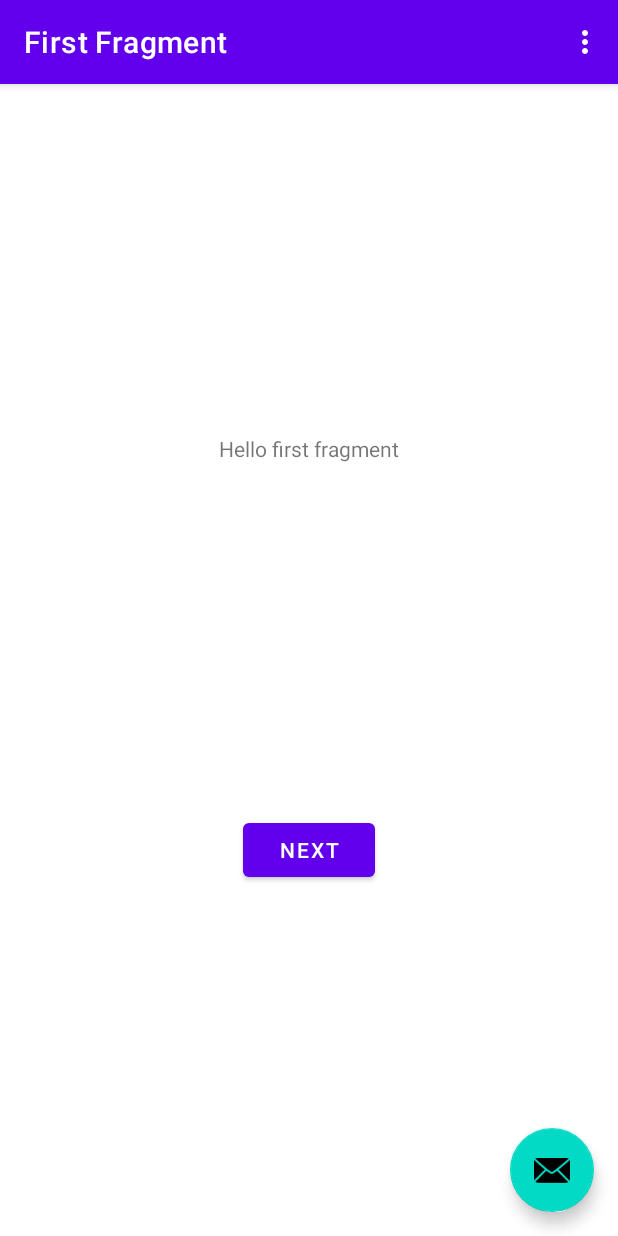
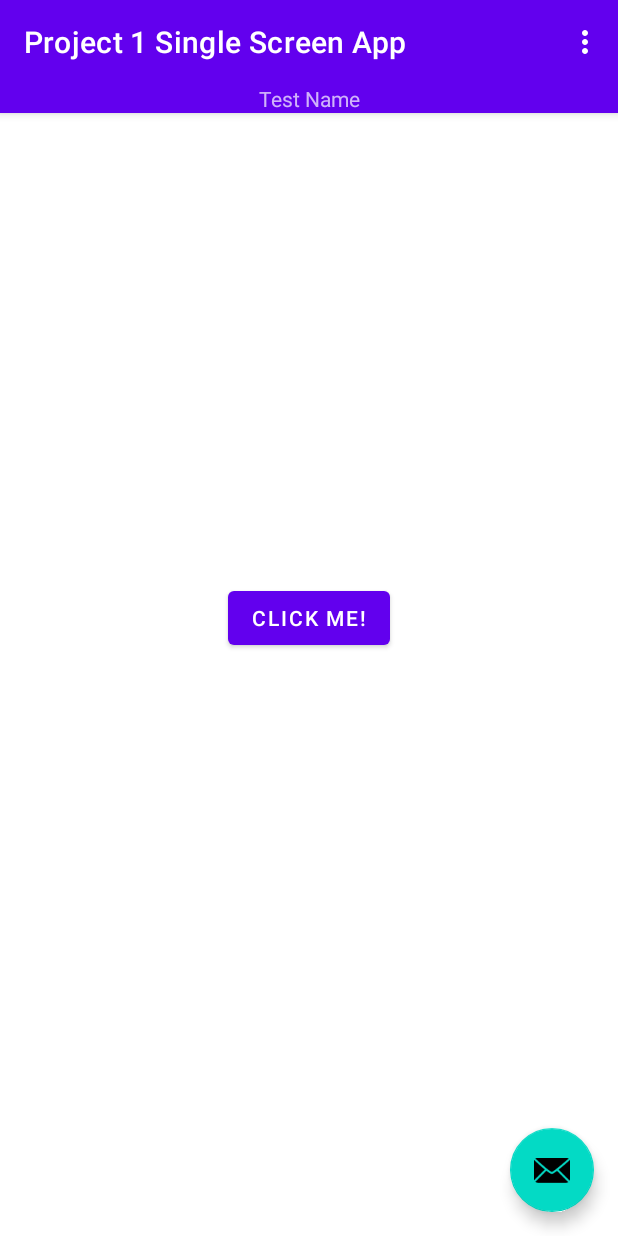
Before and after one commit to Jeli04/Project-1--Build-a-Single-Screen-App, an Android app: the screen it shows after launch (MainActivity), on a phone screen of 412 x 824 dp. Run offline under Robolectric (Android 15) with nearby library versions, the phone set to English and light mode, and no system bars; our stand-ins replace navigation-ui; 3 statements that could not run were skipped.

Commit message:
Second Test Commit

```diff
--- a/app/src/main/res/layout/activity_main.xml
+++ b/app/src/main/res/layout/activity_main.xml
@@ -7,6 +7,7 @@
     tools:context=".MainActivity">
 
     <com.google.android.material.appbar.AppBarLayout
+        android:id="@+id/appBarLayout2"
         android:layout_width="match_parent"
         android:layout_height="wrap_content"
         android:theme="@style/Theme.Project1SingleScreenApp.AppBarOverlay">
@@ -14,13 +15,18 @@
         <androidx.appcompat.widget.Toolbar
             android:id="@+id/toolbar"
             android:layout_width="match_parent"
-            android:layout_height="?attr/actionBarSize"
+            android:layout_height="match_parent"
             android:background="?attr/colorPrimary"
             app:popupTheme="@style/Theme.Project1SingleScreenApp.PopupOverlay" />
 
+        <TextView
+            android:id="@+id/textView2"
+            android:layout_width="match_parent"
+            android:layout_height="match_parent"
+            android:gravity="center"
+            android:text="Test Name" />
+
     </com.google.android.material.appbar.AppBarLayout>
-
-    <include layout="@layout/content_main" />
 
     <com.google.android.material.floatingactionbutton.FloatingActionButton
         android:id="@+id/fab"
@@ -30,4 +36,11 @@
         android:layout_margin="@dimen/fab_margin"
         app:srcCompat="@android:drawable/ic_dialog_email" />
 
+    <Button
+        android:id="@+id/button"
+        android:layout_width="wrap_content"
+        android:layout_height="wrap_content"
+        android:layout_gravity="center"
+        android:text="Click Me!" />
+
 </androidx.coordinatorlayout.widget.CoordinatorLayout>
```
